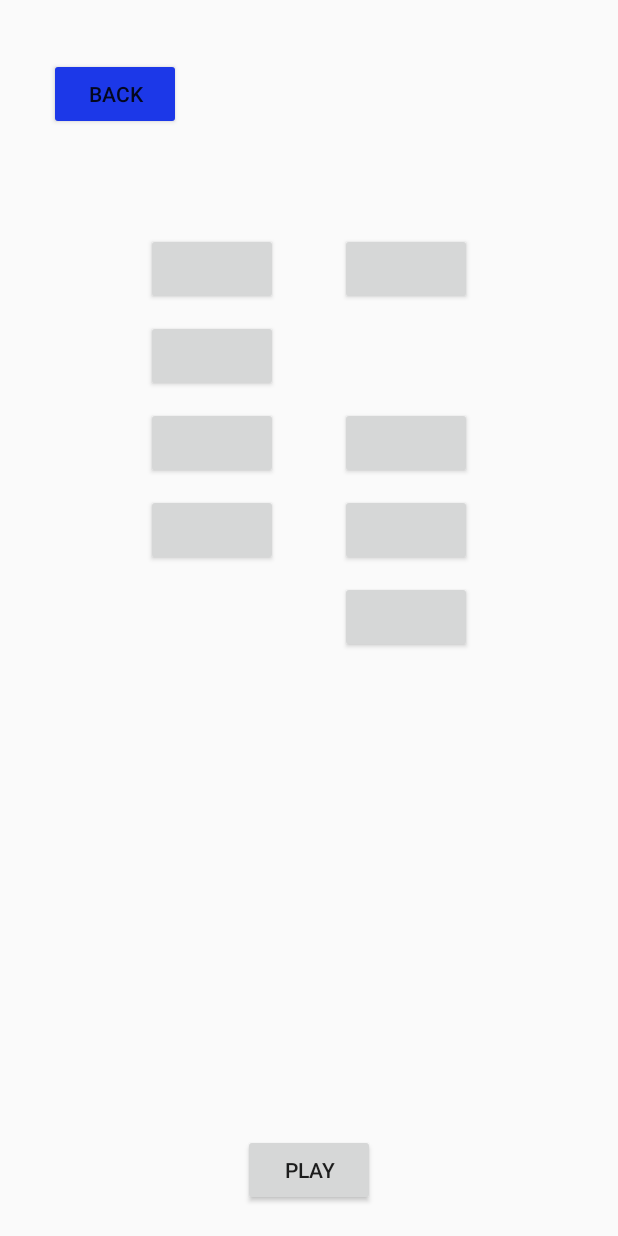
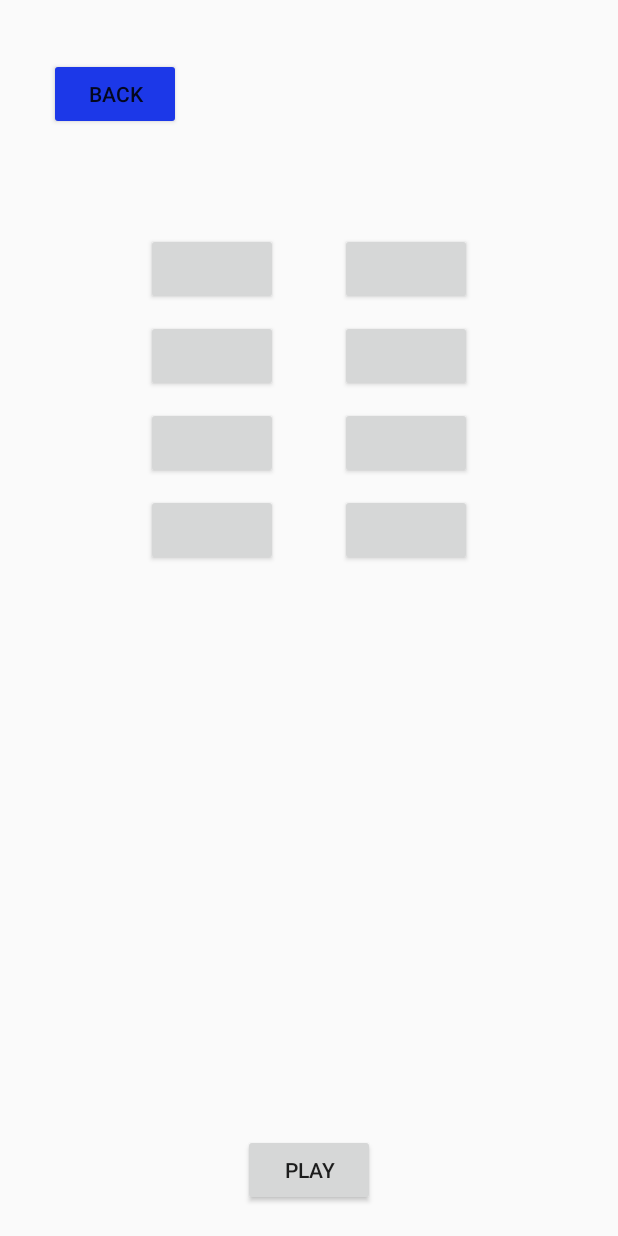
Before and after one commit to bren11/LazerTag, an Android app: the JoinScreen screen opened directly, with no data from a screen before it, on a phone screen of 412 x 824 dp. Run offline under Robolectric (Android 15) with nearby library versions, the phone set to English and light mode, and no system bars; our stand-ins replace Firebase (no records; nobody signed in at launch, a user with empty details on screens opened directly).

Commit message:
Fixed the hitlog

```diff
--- a/app/src/main/java/com/android/lazertag/Hit.java
+++ b/app/src/main/java/com/android/lazertag/Hit.java
@@ -13,7 +13,9 @@ public class Hit {
 
     private Player receiver;
     private Player sender;
+    private Hit(){
 
+    }
     public Player getReceiver() {
         return receiver;
     }
--- a/app/src/main/java/com/android/lazertag/InLobby.java
+++ b/app/src/main/java/com/android/lazertag/InLobby.java
@@ -49,7 +49,7 @@ public class InLobby extends AppCompatActivity {
             @Override
             public void onDataChange(DataSnapshot dataSnapshot) {
                 if(dataSnapshot != null){
-                    int value = dataSnapshot.getValue(int.class);
+                    int value = dataSnapshot.getValue(Integer.class);
                     if(value == 1){
                         if (android.os.Build.VERSION.SDK_INT < 23){
                             Toast.makeText(thisLobby, "Your operating system is not compatible with our proprietary BLASTING technology", Toast.LENGTH_SHORT).show();
--- a/app/src/main/java/com/android/lazertag/MainMenu.java
+++ b/app/src/main/java/com/android/lazertag/MainMenu.java
@@ -66,7 +66,7 @@ public class MainMenu extends AppCompatActivity {
     }
 
     public void goToCreate(View view){
-        Intent intent = new Intent(this, Screen2.class);
+        Intent intent = new Intent(this, CreateScreen.class);
         startActivity(intent);
     }
 
--- a/app/src/main/java/com/android/lazertag/RectangleFindr.java
+++ b/app/src/main/java/com/android/lazertag/RectangleFindr.java
@@ -68,7 +68,7 @@ public class RectangleFindr {
         saveFile(src, "new 3");
         // Probabilistic Line Transform
         Mat linesP = new Mat(); // will hold the results of the detection
-        Imgproc.HoughLinesP(dst, linesP, 1, Math.PI/180, 80, 150, 30); // runs the actual detection
+        Imgproc.HoughLinesP(dst, linesP, 1, Math.PI/180, 80, 150, 20); // runs the actual detection
         // Draw the lines
         Log.d("progress1", linesP.rows() + "");
         for (int x = 0; x < linesP.rows(); x++) {
--- a/app/src/main/res/layout/activity_join_screen.xml
+++ b/app/src/main/res/layout/activity_join_screen.xml
@@ -51,7 +51,7 @@
         />
 
     <Button
-        android:id="@+id/n1"
+        android:id="@+id/n2"
         android:layout_width="wrap_content"
         android:layout_height="wrap_content"
         android:onClick="joinLobby3"
@@ -65,7 +65,7 @@
         />
 
     <Button
-        android:id="@+id/n2"
+        android:id="@+id/n3"
         android:layout_width="wrap_content"
         android:layout_height="wrap_content"
         android:onClick="joinLobby4"
@@ -79,30 +79,16 @@
         />
 
     <Button
-        android:id="@+id/n3"
+        android:id="@+id/n4"
         android:layout_width="wrap_content"
         android:layout_height="wrap_content"
         android:onClick="joinLobby5"
         android:text=""
         app:layout_constraintLeft_toLeftOf="parent"
         app:layout_constraintRight_toRightOf="parent"
-        app:layout_constraintTop_toBottomOf="@+id/n1"
+        app:layout_constraintTop_toBottomOf="@+id/n2"
         android:layout_marginTop="10dp"
         app:layout_constraintHorizontal_bias=".3"
-        android:textAllCaps="false"
-        />
-
-    <Button
-        android:id="@+id/n4"
-        android:layout_width="wrap_content"
-        android:layout_height="wrap_content"
-        android:onClick="joinLobby6"
-        android:text=""
-        app:layout_constraintLeft_toLeftOf="parent"
-        app:layout_constraintRight_toRightOf="parent"
-        app:layout_constraintTop_toBottomOf="@+id/n2"
-        android:layout_marginTop="10dp"
-        app:layout_constraintHorizontal_bias=".7"
         android:textAllCaps="false"
         />
 
@@ -110,11 +96,25 @@
         android:id="@+id/n5"
         android:layout_width="wrap_content"
         android:layout_height="wrap_content"
+        android:onClick="joinLobby6"
+        android:text=""
+        app:layout_constraintLeft_toLeftOf="parent"
+        app:layout_constraintRight_toRightOf="parent"
+        app:layout_constraintTop_toBottomOf="@+id/n3"
+        android:layout_marginTop="10dp"
+        app:layout_constraintHorizontal_bias=".7"
+        android:textAllCaps="false"
+        />
+
+    <Button
+        android:id="@+id/n6"
+        android:layout_width="wrap_content"
+        android:layout_height="wrap_content"
         android:onClick="joinLobby7"
         android:text=""
         app:layout_constraintLeft_toLeftOf="parent"
         app:layout_constraintRight_toRightOf="parent"
-        app:layout_constraintTop_toBottomOf="@+id/n3"
+        app:layout_constraintTop_toBottomOf="@+id/n4"
         android:layout_marginTop="10dp"
         app:layout_constraintHorizontal_bias=".3"
         android:textAllCaps="false"
@@ -128,7 +128,7 @@
         android:text=""
         app:layout_constraintLeft_toLeftOf="parent"
         app:layout_constraintRight_toRightOf="parent"
-        app:layout_constraintTop_toBottomOf="@+id/n4"
+        app:layout_constraintTop_toBottomOf="@+id/n5"
         android:layout_marginTop="10dp"
         android:textAllCaps="false"
         app:layout_constraintHorizontal_bias=".7"
```
Also changed, not shown: app/src/main/java/com/android/lazertag/Player.java (+1 -7 lines), app/src/main/java/com/android/lazertag/Screen2.java (+56 -18 lines).
